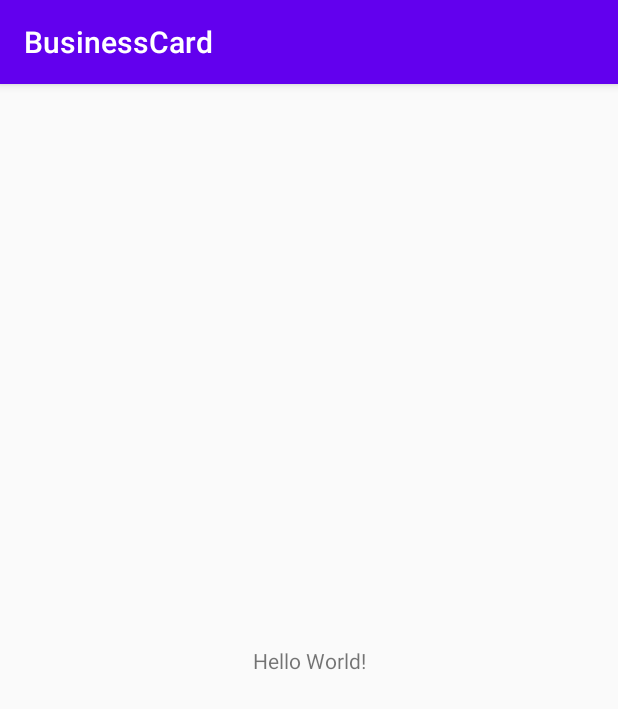
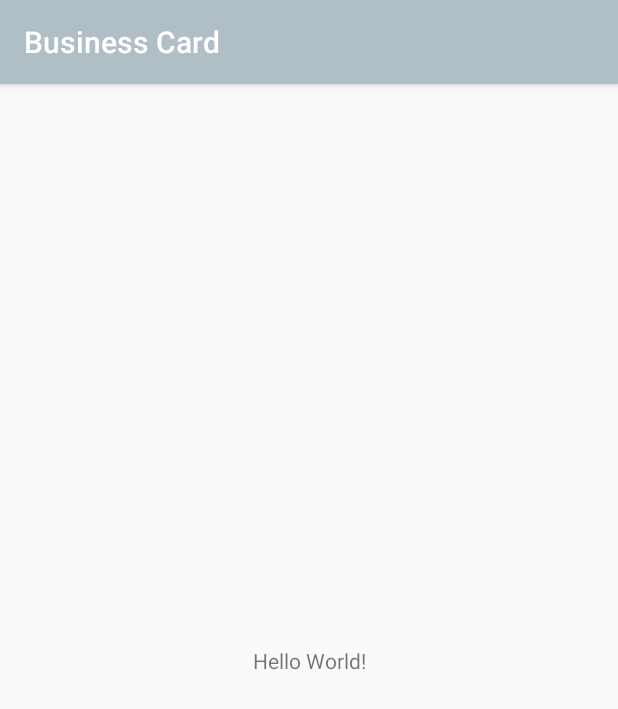
Before and after one commit to amzesmoro/HomeWork-RW2020, an Android app: the screen it shows after launch (MainActivity), on a phone screen of 412 x 824 dp. Shown: the top 709 px of the screen. Run offline under Robolectric (Android 15) with nearby library versions, the phone set to English and light mode, and no system bars.

Commit message:
modifying/adding some resourses

```diff
--- a/Week03/BusinessCard/app/src/main/res/values/colors.xml
+++ b/Week03/BusinessCard/app/src/main/res/values/colors.xml
@@ -1,6 +1,11 @@
 <?xml version="1.0" encoding="utf-8"?>
 <resources>
-    <color name="colorPrimary">#6200EE</color>
-    <color name="colorPrimaryDark">#3700B3</color>
-    <color name="colorAccent">#03DAC5</color>
+    <color name="primaryColor">#b0bec5</color>
+    <color name="primaryLightColor">#e2f1f8</color>
+    <color name="primaryDarkColor">#808e95</color>
+    <color name="secondaryColor">#263238</color>
+    <color name="secondaryLightColor">#4f5b62</color>
+    <color name="secondaryDarkColor">#000a12</color>
+    <color name="primaryTextColor">#000000</color>
+    <color name="secondaryTextColor">#ffffff</color>
 </resources>
--- a/Week03/BusinessCard/app/src/main/res/values/strings.xml
+++ b/Week03/BusinessCard/app/src/main/res/values/strings.xml
@@ -1,3 +1,6 @@
 <resources>
-    <string name="app_name">BusinessCard</string>
+    <string name="app_name">Business Card</string>
+    <string name="application_info">Application Info</string>
+    <string name="share_menu">Share Menu</string>
+    <string name="change_language">Change Language</string>
 </resources>
--- a/Week03/BusinessCard/app/src/main/res/values/styles.xml
+++ b/Week03/BusinessCard/app/src/main/res/values/styles.xml
@@ -2,9 +2,9 @@
     <!-- Base application theme. -->
     <style name="AppTheme" parent="Theme.AppCompat.Light.DarkActionBar">
         <!-- Customize your theme here. -->
-        <item name="colorPrimary">@color/colorPrimary</item>
-        <item name="colorPrimaryDark">@color/colorPrimaryDark</item>
-        <item name="colorAccent">@color/colorAccent</item>
+        <item name="colorPrimary">@color/primaryColor</item>
+        <item name="colorPrimaryDark">@color/primaryDarkColor</item>
+        <item name="colorAccent">@color/secondaryColor</item>
     </style>
 
 </resources>
```
Also changed, not shown: Week03/BusinessCard/app/src/main/res/drawable/ic_baseline_info.xml (added, +10 -0 lines), Week03/BusinessCard/app/src/main/res/drawable/ic_baseline_language.xml (added, +10 -0 lines), Week03/BusinessCard/app/src/main/res/drawable/ic_baseline_share.xml (added, +10 -0 lines), Week03/BusinessCard/app/src/main/res/menu/item_menu.xml (added, +20 -0 lines).
